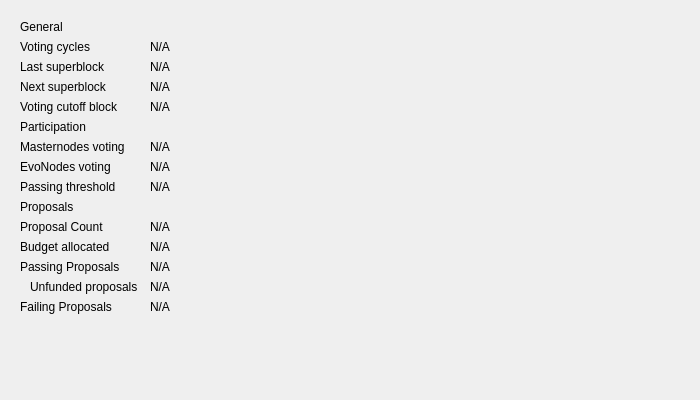
dashpay/dash, file src/qt/forms/proposalinfo.ui: the form before one commit.
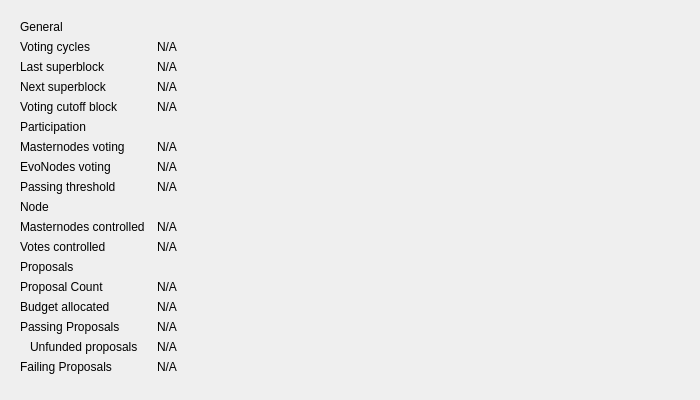
The form after the commit.

Patch:
```diff
--- a/src/qt/forms/proposalinfo.ui
+++ b/src/qt/forms/proposalinfo.ui
@@ -178,20 +178,67 @@
     </widget>
    </item>
    <item row="9" column="0">
+    <widget class="QLabel" name="labelNode">
+     <property name="text">
+      <string>Node</string>
+     </property>
+    </widget>
+   </item>
+   <item row="10" column="0">
+    <widget class="QLabel" name="labelMasternodesControlledTitle">
+     <property name="text">
+      <string>Masternodes controlled</string>
+     </property>
+    </widget>
+   </item>
+   <item row="10" column="1" colspan="2">
+    <widget class="QLabel" name="labelMasternodesControlled">
+     <property name="cursor">
+      <cursorShape>IBeamCursor</cursorShape>
+     </property>
+     <property name="text">
+      <string>N/A</string>
+     </property>
+     <property name="textInteractionFlags">
+      <set>Qt::LinksAccessibleByMouse|Qt::TextSelectableByKeyboard|Qt::TextSelectableByMouse</set>
+     </property>
+    </widget>
+   </item>
+   <item row="11" column="0">
+    <widget class="QLabel" name="labelWeightedVotesTitle">
+     <property name="text">
+      <string>Votes controlled</string>
+     </property>
+    </widget>
+   </item>
+   <item row="11" column="1" colspan="2">
+    <widget class="QLabel" name="labelWeightedVotes">
+     <property name="cursor">
+      <cursorShape>IBeamCursor</cursorShape>
+     </property>
+     <property name="text">
+      <string>N/A</string>
+     </property>
+     <property name="textInteractionFlags">
+      <set>Qt::LinksAccessibleByMouse|Qt::TextSelectableByKeyboard|Qt::TextSelectableByMouse</set>
+     </property>
+    </widget>
+   </item>
+   <item row="12" column="0">
     <widget class="QLabel" name="labelProposals">
      <property name="text">
       <string>Proposals</string>
      </property>
     </widget>
    </item>
-   <item row="10" column="0">
+   <item row="13" column="0">
     <widget class="QLabel" name="labelProposalCountTitle">
      <property name="text">
       <string>Proposal Count</string>
      </property>
     </widget>
    </item>
-   <item row="10" column="1" colspan="2">
+   <item row="13" column="1" colspan="2">
     <widget class="QLabel" name="labelProposalCount">
      <property name="cursor">
       <cursorShape>IBeamCursor</cursorShape>
@@ -204,14 +251,14 @@
      </property>
     </widget>
    </item>
-   <item row="11" column="0">
+   <item row="14" column="0">
     <widget class="QLabel" name="labelBudgetAllocatedTitle">
      <property name="text">
       <string>Budget allocated</string>
      </property>
     </widget>
    </item>
-   <item row="11" column="1" colspan="2">
+   <item row="14" column="1" colspan="2">
     <widget class="QLabel" name="labelBudgetAllocated">
      <property name="cursor">
       <cursorShape>IBeamCursor</cursorShape>
@@ -224,14 +271,14 @@
      </property>
     </widget>
    </item>
-   <item row="12" column="0">
+   <item row="15" column="0">
     <widget class="QLabel" name="labelPassingProposalsTitle">
      <property name="text">
       <string>Passing Proposals</string>
      </property>
     </widget>
    </item>
-   <item row="12" column="1" colspan="2">
+   <item row="15" column="1" colspan="2">
     <widget class="QLabel" name="labelPassingProposals">
      <property name="cursor">
       <cursorShape>IBeamCursor</cursorShape>
@@ -244,7 +291,7 @@
      </property>
     </widget>
    </item>
-   <item row="13" column="0">
+   <item row="16" column="0">
     <widget class="QLabel" name="labelUnfundedProposalsTitle">
      <property name="text">
       <string>Unfunded proposals</string>
@@ -254,7 +301,7 @@
      </property>
     </widget>
    </item>
-   <item row="13" column="1" colspan="2">
+   <item row="16" column="1" colspan="2">
     <widget class="QLabel" name="labelUnfundedProposals">
      <property name="cursor">
       <cursorShape>IBeamCursor</cursorShape>
@@ -267,14 +314,14 @@
      </property>
     </widget>
    </item>
-   <item row="14" column="0">
+   <item row="17" column="0">
     <widget class="QLabel" name="labelFailingProposalsTitle">
      <property name="text">
       <string>Failing Proposals</string>
      </property>
     </widget>
    </item>
-   <item row="14" column="1" colspan="2">
+   <item row="17" column="1" colspan="2">
     <widget class="QLabel" name="labelFailingProposals">
      <property name="cursor">
       <cursorShape>IBeamCursor</cursorShape>
@@ -287,7 +334,7 @@
      </property>
     </widget>
    </item>
-   <item row="15" column="0">
+   <item row="18" column="0">
     <spacer name="verticalSpacerGovernance">
      <property name="orientation">
       <enum>Qt::Vertical</enum>
```
